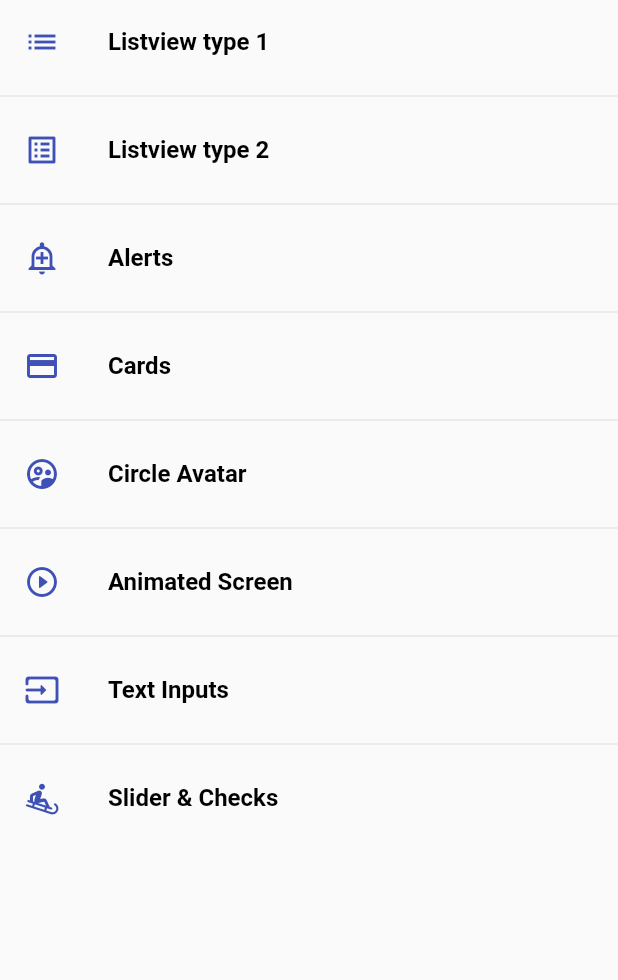
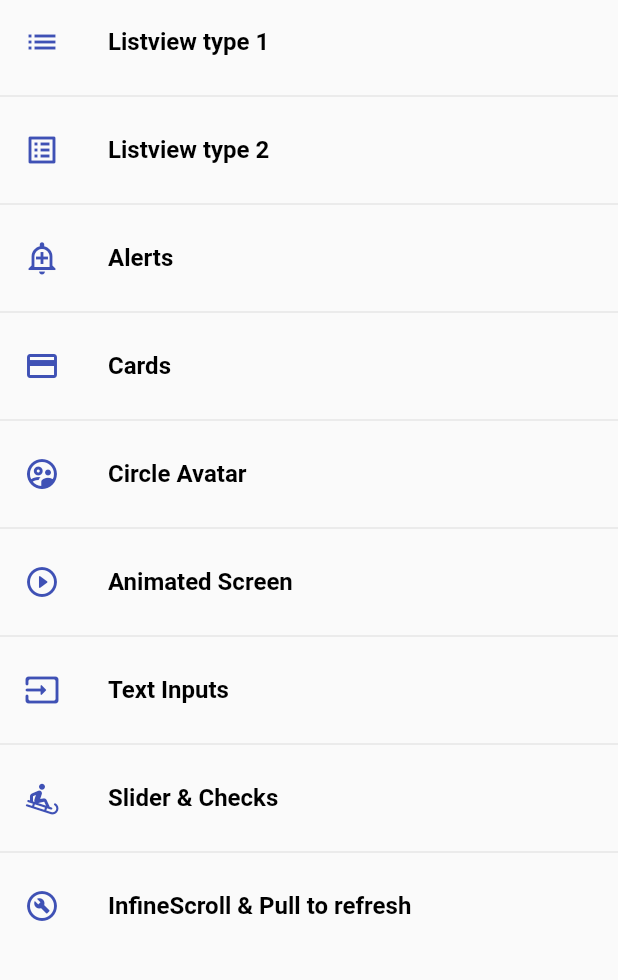
Before and after one commit to a-tiny-developer/flutter_components, a Flutter app: the screen it shows after launch, on a phone screen of 412 x 824 dp, the part 84-1064 px from its top. Run offline on Flutter 3.47's test engine with Material 2 defaults, Android fonts, the phone set to English and light mode, and no system bars; our stand-ins replace google_fonts.

Commit message:
ListView Builder, and MediaQuery.removePadding

```diff
--- a/lib/router/app_routes.dart
+++ b/lib/router/app_routes.dart
@@ -55,6 +55,12 @@ class AppRoutes {
       screen: SliderScreen(),
       icon: Icons.sledding_rounded,
     ),
+    MenuOption(
+      route: 'listviewbuilder',
+      name: 'InfineScroll & Pull to refresh',
+      screen: ListViewBuilderScreen(),
+      icon: Icons.build_circle_outlined,
+    ),
   ];
 
   static Map<String, Widget Function(BuildContext)> getAppRoutes() {
--- a/lib/screens/screens.dart
+++ b/lib/screens/screens.dart
@@ -6,4 +6,5 @@ export 'home_screen.dart';
 export 'inputs_screen.dart';
 export 'listview1_screen.dart';
 export 'listview2_screen.dart';
+export 'listview_builder_screen.dart';
 export 'slider_screen.dart';
```
Also changed, not shown: lib/screens/listview_builder_screen.dart (added, +31 -0 lines).
